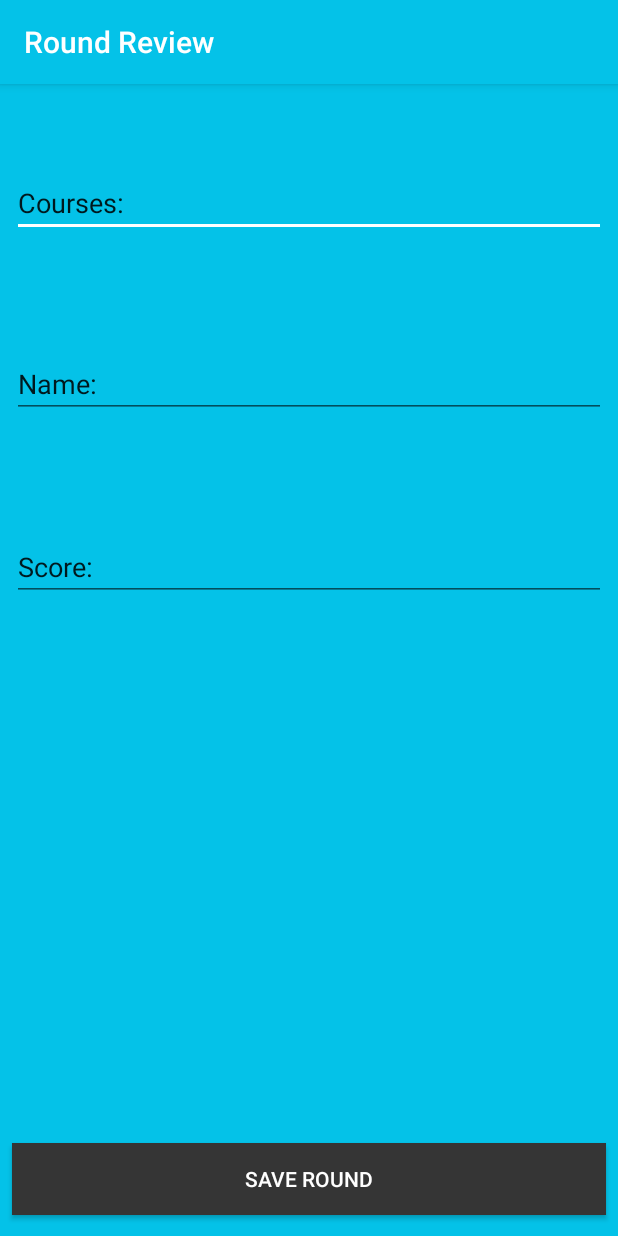
After one commit to sullo09/GolfApp, an Android app: the RoundResults screen opened directly, with no data from a screen before it, on a phone screen of 412 x 824 dp. The commit adds this screen. Run offline under Robolectric (Android 15) with nearby library versions, the phone set to English and light mode, and no system bars; our stand-ins replace Firebase (no records; nobody signed in at launch, a user with empty details on screens opened directly).

Commit message:
wednesday 16rd May

```diff
--- a/app/build.gradle
+++ b/app/build.gradle
@@ -46,4 +46,5 @@ dependencies {
 
 
 
+
 apply plugin: 'com.google.gms.google-services'
--- a/app/src/main/AndroidManifest.xml
+++ b/app/src/main/AndroidManifest.xml
@@ -61,6 +61,8 @@
         <activity
             android:name=".PlayingRound"
             android:label=" " />
+        <activity android:name=".RoundResults"
+            android:label="Round Review" />
 
     </application>
 
--- a/app/src/main/java/Adaptor/MyAdapter.java
+++ b/app/src/main/java/Adaptor/MyAdapter.java
@@ -64,7 +64,6 @@ public class MyAdapter extends RecyclerView.Adapter<MyAdapter.ViewHolder> {
 
             courseName = (TextView) itemView.findViewById(R.id.courseName);
             description = (TextView) itemView.findViewById(R.id.description);
-
         }
 
         @Override
--- a/app/src/main/java/com/example/sullo/golfapp/MainActivity.java
+++ b/app/src/main/java/com/example/sullo/golfapp/MainActivity.java
@@ -30,9 +30,9 @@ import java.util.ArrayList;
 
 public class MainActivity extends AppCompatActivity {
 
+    //firebase authorization object
     private FirebaseDatabase database;
     private DatabaseReference databaseReference;
-    //firebase authorization object
     private FirebaseAuth mAuth;
     private FirebaseAuth.AuthStateListener mAuthListener;
     private FirebaseUser mUser;
--- /dev/null
+++ b/app/src/main/java/com/example/sullo/golfapp/RoundResults.java
@@ -0,0 +1,110 @@
+package com.example.sullo.golfapp;
+
+import android.app.ProgressDialog;
+import android.content.Intent;
+import android.support.annotation.NonNull;
+import android.support.v7.app.AppCompatActivity;
+import android.os.Bundle;
+import android.text.TextUtils;
+import android.view.View;
+import android.widget.Button;
+import android.widget.EditText;
+import android.widget.TextView;
+import android.widget.Toast;
+
+import com.google.android.gms.tasks.OnCompleteListener;
+import com.google.android.gms.tasks.OnSuccessListener;
+import com.google.android.gms.tasks.Task;
+import com.google.firebase.auth.FirebaseAuth;
+import com.google.firebase.auth.FirebaseUser;
+import com.google.firebase.database.DatabaseReference;
+import com.google.firebase.database.FirebaseDatabase;
+
+import java.util.HashMap;
+import java.util.Map;
+
+import Model.CompletedRound;
+
+public class RoundResults extends AppCompatActivity {
+    private FirebaseDatabase database;
+    private DatabaseReference databaseReference;
+    private FirebaseAuth mAuth;
+    private FirebaseAuth.AuthStateListener mAuthListener;
+    private FirebaseUser mUser;
+
+    private ProgressDialog submitProgress;
+
+    private EditText finalScore;
+    private EditText finalScoreCourse;
+    private EditText finalScoreName;
+    private TextView finalScoreDateAdded;
+    private Button saveRound;
+
+    @Override
+    protected void onCreate(Bundle savedInstanceState) {
+        super.onCreate(savedInstanceState);
+        setContentView(R.layout.activity_round_results);
+
+
+        mAuth = FirebaseAuth.getInstance().getInstance();
+        mUser = mAuth.getCurrentUser();
+        database = FirebaseDatabase.getInstance();
+        databaseReference = FirebaseDatabase.getInstance().getReference().child("Rounds");
+//        databaseReference = database.getReference().child("Rounds");
+        databaseReference.keepSynced(true);
+
+//progress wheel
+        submitProgress = new ProgressDialog(this);
+
+        finalScore = (EditText) findViewById(R.id.finalScore);
+        finalScoreCourse = (EditText) findViewById(R.id.finalScoreCourse);
+        finalScoreName = (EditText) findViewById(R.id.finalScoreName);
+        finalScoreDateAdded = (TextView) findViewById(R.id.finalScoreDateAdded);
+        saveRound = (Button) findViewById(R.id.saveRound);
+
+        finalScoreCourse.setText("Courses: ");
+        finalScoreName.setText("Name: ");
+        finalScore.setText("Score: ");
+
+        saveRound.setOnClickListener(new View.OnClickListener() {
+            @Override
+            public void onClick(View v) {
+                startSubmitting();
+            }
+        });
+
+    }
+    private void startSubmitting(){
+        submitProgress.setMessage("submitting round ...");
+        submitProgress.show();
+
+
+        String scoreCourseVal = finalScoreCourse.getText().toString().trim();
+        String scoreNameVal = finalScoreName.getText().toString().trim();
+        String scoreValueVal = finalScore.getText().toString().trim();
+        //String scoreDateAddedVal = finalScore.getText().toString().trim();
+
+
+        if(!TextUtils.isEmpty(scoreCourseVal) && !TextUtils.isEmpty(scoreNameVal) &&
+                !TextUtils.isEmpty(scoreValueVal)){
+
+            DatabaseReference newRound = databaseReference.push();
+
+            Map<String, String> dataToSave = new HashMap<>();
+            dataToSave.put("coursePlayed", scoreCourseVal);
+            dataToSave.put("playerName", scoreNameVal);
+            dataToSave.put("playerScore", scoreValueVal);
+            dataToSave.put("timestamp", String.valueOf(System.currentTimeMillis()));
+            dataToSave.put("userid", mUser.getUid());
+
+            newRound.setValue(dataToSave);
+            Toast.makeText(getApplicationContext(),"players round added",
+                            Toast.LENGTH_LONG).show();
+
+            submitProgress.dismiss();
+
+            startActivity(new Intent(RoundResults.this,Rounds.class));
+            finish();
+        }
+    }
+}
--- /dev/null
+++ b/app/src/main/res/layout/activity_round_results.xml
@@ -0,0 +1,100 @@
+<?xml version="1.0" encoding="utf-8"?>
+<android.support.constraint.ConstraintLayout xmlns:android="http://schemas.android.com/apk/res/android"
+    xmlns:app="http://schemas.android.com/apk/res-auto"
+    xmlns:tools="http://schemas.android.com/tools"
+    android:layout_width="match_parent"
+    android:layout_height="match_parent"
+    tools:context="com.example.sullo.golfapp.RoundResults"
+    android:background="#04c2e8">
+
+
+    <EditText
+        android:id="@+id/finalScoreCourse"
+        android:layout_width="0dp"
+        android:layout_height="wrap_content"
+        android:layout_marginBottom="8dp"
+        android:layout_marginEnd="8dp"
+        android:layout_marginStart="8dp"
+        android:layout_marginTop="8dp"
+        android:ems="10"
+        android:inputType="textPersonName"
+        android:hint="Course Name"
+        app:layout_constraintBottom_toBottomOf="parent"
+        app:layout_constraintEnd_toEndOf="parent"
+        app:layout_constraintHorizontal_bias="0.0"
+        app:layout_constraintStart_toStartOf="parent"
+        app:layout_constraintTop_toTopOf="parent"
+        app:layout_constraintVertical_bias="0.069" />
+
+    <EditText
+        android:id="@+id/finalScoreName"
+        android:layout_width="0dp"
+        android:layout_height="wrap_content"
+        android:layout_marginBottom="8dp"
+        android:layout_marginEnd="8dp"
+        android:layout_marginStart="8dp"
+        android:layout_marginTop="8dp"
+        android:ems="10"
+        android:inputType="textPersonName"
+        android:hint="Name"
+        app:layout_constraintBottom_toBottomOf="parent"
+        app:layout_constraintEnd_toEndOf="parent"
+        app:layout_constraintHorizontal_bias="0.0"
+        app:layout_constraintStart_toStartOf="parent"
+        app:layout_constraintTop_toTopOf="parent"
+        app:layout_constraintVertical_bias="0.24" />
+
+    <EditText
+        android:id="@+id/finalScore"
+        android:layout_width="0dp"
+        android:layout_height="wrap_content"
+        android:layout_marginBottom="8dp"
+        android:layout_marginEnd="8dp"
+        android:layout_marginStart="8dp"
+        android:layout_marginTop="8dp"
+        android:ems="10"
+        android:inputType="textPersonName"
+        android:hint="Final Score"
+        app:layout_constraintBottom_toBottomOf="parent"
+        app:layout_constraintEnd_toEndOf="parent"
+        app:layout_constraintStart_toStartOf="parent"
+        app:layout_constraintTop_toTopOf="parent"
+        app:layout_constraintVertical_bias="0.412" />
+
+    <TextView
+        android:id="@+id/finalScoreDateAdded"
+        android:textColor="#ff0000"
+        android:layout_width="0dp"
+        android:layout_height="wrap_content"
+        android:layout_marginBottom="8dp"
+        android:layout_marginEnd="8dp"
+        android:layout_marginStart="8dp"
+        android:layout_marginTop="8dp"
+        android:ems="10"
+        android:inputType="textPersonName"
+        android:hint=""
+        app:layout_constraintBottom_toBottomOf="parent"
+        app:layout_constraintEnd_toEndOf="parent"
+        app:layout_constraintHorizontal_bias="0.0"
+        app:layout_constraintStart_toStartOf="parent"
+        app:layout_constraintTop_toTopOf="parent"
+        app:layout_constraintVertical_bias="0.587" />
+
+    <Button
+        android:id="@+id/saveRound"
+        android:layout_width="0dp"
+        android:layout_height="wrap_content"
+        android:layout_marginBottom="8dp"
+        android:layout_marginEnd="8dp"
+        android:layout_marginStart="8dp"
+        android:layout_marginTop="8dp"
+        android:text="Save Round"
+        android:textColor="#ffffff"
+        android:background="#353535"
+        app:layout_constraintBottom_toBottomOf="parent"
+        app:layout_constraintEnd_toEndOf="parent"
+        app:layout_constraintStart_toStartOf="parent"
+        app:layout_constraintTop_toBottomOf="@+id/finalScoreDateAdded"
+        app:layout_constraintVertical_bias="0.976" />
+
+</android.support.constraint.ConstraintLayout>
--- a/app/src/main/res/layout/pop_up_details.xml
+++ b/app/src/main/res/layout/pop_up_details.xml
@@ -65,7 +65,7 @@
                     android:id="@+id/saveButton"
                     android:layout_marginTop="5dp"
                     android:layout_below="@id/handicap"
-                    android:text="@string/save_title"
+                    android:text="Play"
                     android:textStyle="bold"
                     android:textColor="#ffffff"
                     android:background="#353535"
```
Also changed, not shown: app/src/main/java/Adaptor/RoundRecyclerAdapter.java (added, +90 -0 lines), app/src/main/java/Model/CompletedRound.java (added, +66 -0 lines), app/src/main/java/com/example/sullo/golfapp/MapsCourses.java (+55 -16 lines), app/src/main/java/com/example/sullo/golfapp/PlayingRound.java (+15 -5 lines), app/src/main/java/com/example/sullo/golfapp/Rounds.java (+75 -0 lines), app/src/main/res/layout/activity_playing_round.xml (+14 -4 lines), app/src/main/res/layout/activity_rounds.xml (+12 -5 lines), app/src/main/res/layout/round_row.xml (added, +65 -0 lines).
